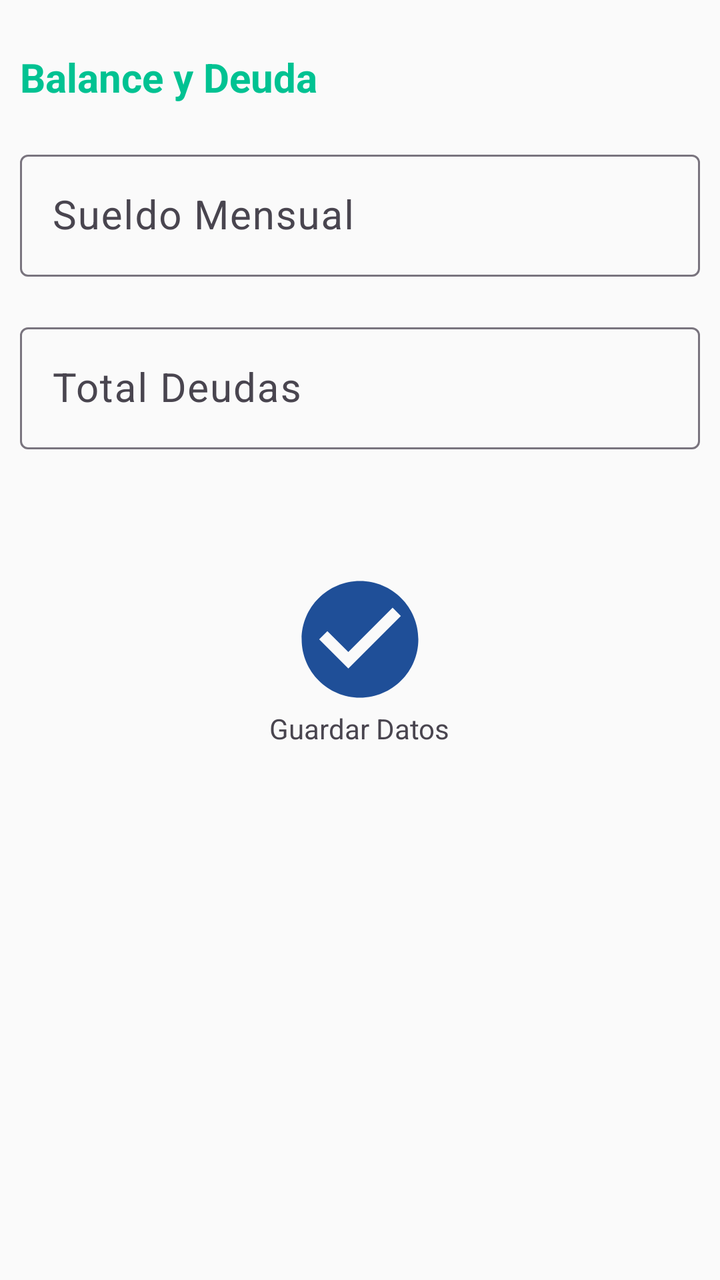
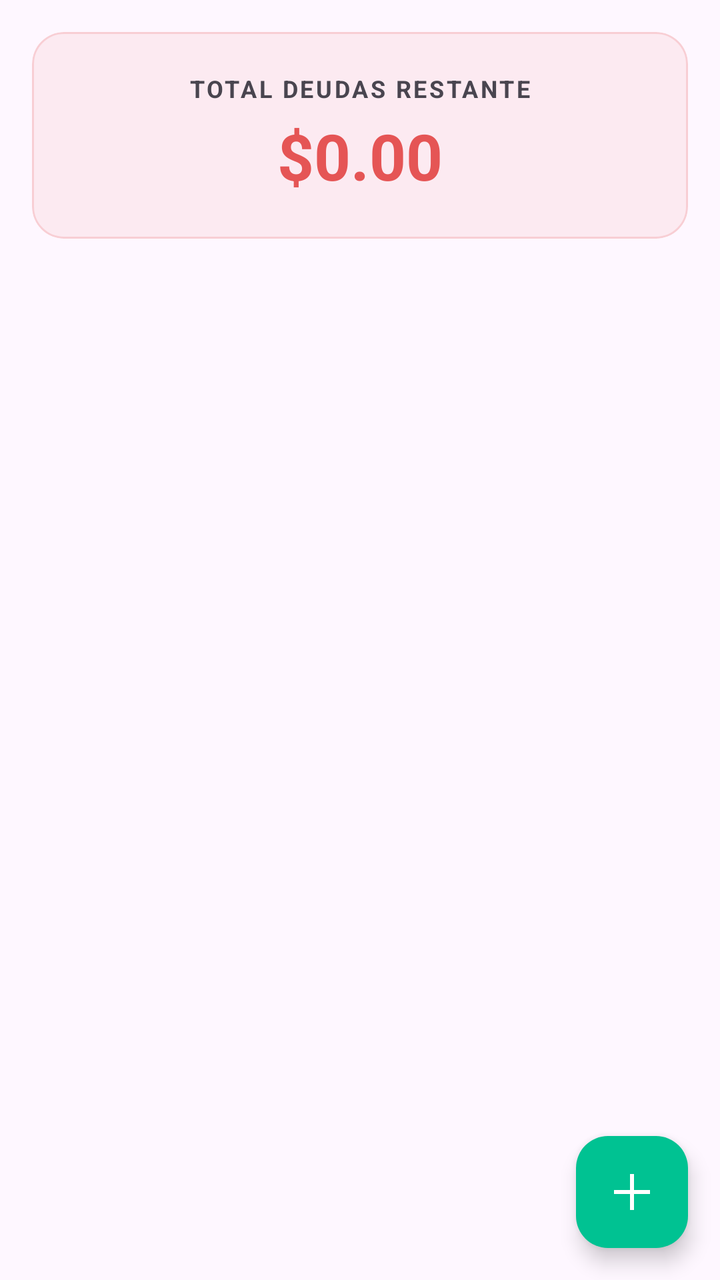

An Android layout rendered at two revisions. The XML below is the earlier revision; the diff shows what the commit changed to produce the second picture.
<!-- AndroidManifest.xml: application theme Theme.MyLittleFinanControl -->
<!-- res/layout/fragment_balance.xml -->
<?xml version="1.0" encoding="utf-8"?>
<RelativeLayout xmlns:android="http://schemas.android.com/apk/res/android"
    xmlns:tools="http://schemas.android.com/tools"
    android:layout_width="match_parent"
    android:layout_height="match_parent"
    android:id="@+id/main"
    android:fitsSystemWindows="true"
    tools:context=".Fragmentos.FragmentBalance">

    <TextView
        android:id="@+id/txtbalanceDeuda"
        android:text="@string/txtbalanceDeuda"
        android:textStyle="bold"
        android:layout_width="wrap_content"
        android:layout_height="wrap_content"
        android:layout_alignParentTop="true"
        android:layout_marginTop="15dp"
        android:textColor="@color/btn_primary"
        android:textSize="20sp"
        android:padding="10dp"/>

    <com.google.android.material.textfield.TextInputLayout
        android:id="@+id/TILSueldoMensual"
        android:layout_width="match_parent"
        android:layout_height="wrap_content"
        android:layout_below="@+id/txtbalanceDeuda"
        android:padding="10dp">

        <EditText
            android:id="@+id/etSueldoMensual"
            android:maxLines="1"
            android:textSize="20sp"
            android:hint="@string/etSueldoMensual"
            android:layout_width="match_parent"
            android:layout_height="wrap_content"
            />
    </com.google.android.material.textfield.TextInputLayout>

    <com.google.android.material.textfield.TextInputLayout
        android:layout_width="match_parent"
        android:layout_height="wrap_content"
        android:id="@+id/TILValor"
        android:layout_below="@+id/TILSueldoMensual"
        android:padding="10dp">

        <EditText
            android:id="@+id/etDeudas"
            android:hint="@string/etDeudas"
            android:textSize="20sp"
            android:layout_width="match_parent"
            android:maxLines="1"
            android:layout_height="wrap_content"/>

        <ImageView
            android:id="@+id/iv_guardar_informacion"
            android:src="@drawable/ic_check"
            android:layout_alignParentBottom="true"
            android:layout_gravity="center"
            android:layout_marginTop="60dp"
            android:layout_centerInParent="true"
            android:layout_width="70dp"
            android:layout_height="70dp"/>

        <TextView
            android:layout_width="wrap_content"
            android:layout_height="wrap_content"
            android:layout_gravity="center"
            android:layout_below="@id/iv_guardar_informacion"
            android:text="@string/txtGuardarBalanceDeuda"/>
    </com.google.android.material.textfield.TextInputLayout>

</RelativeLayout>
<!-- resources referenced by this layout -->
<resources>
  <color name="btn_primary">#00C292</color>
  <!-- drawable ic_check (drawable) -->
  <vector xmlns:android="http://schemas.android.com/apk/res/android" android:autoMirrored="true" android:height="24dp" android:tint="#1F4F98" android:viewportHeight="24" android:viewportWidth="24" android:width="24dp">
        
      <path android:fillColor="@android:color/white" android:pathData="M12,2C6.48,2 2,6.48 2,12s4.48,10 10,10 10,-4.48 10,-10S17.52,2 12,2zM10,17l-5,-5 1.41,-1.41L10,14.17l7.59,-7.59L19,8l-9,9z"/>
      
  </vector>
  <string name="etDeudas">Total Deudas</string>
  <string name="etSueldoMensual">Sueldo Mensual</string>
  <string name="txtGuardarBalanceDeuda">Guardar Datos</string>
  <string name="txtbalanceDeuda">Balance y Deuda</string>
  <style name="Theme.MyLittleFinanControl" parent="Base.Theme.MyLittleFinanControl" />
  <style name="Base.Theme.MyLittleFinanControl" parent="Theme.Material3.DayNight.NoActionBar">
          
          <item name="colorPrimary">@color/primary</item>
          <item name="colorOnPrimary">@color/white</item>
          <item name="colorSecondary">@color/secondary</item>
          <item name="colorOnSecondary">@color/white</item>
          
          
          <item name="android:windowBackground">@color/background_light</item>
          <item name="colorSurface">@color/background_light</item>
          
          
          <item name="colorError">@color/accent_alerta</item>
          
          
          <item name="android:statusBarColor">@color/background_light</item>
          <item name="android:windowLightStatusBar">true</item>
      </style>
  <color name="primary">#00C292</color>
  <color name="white">#FFFFFFFF</color>
  <color name="secondary">#3A4750</color>
  <color name="background_light">#FAFAFA</color>
  <color name="accent_alerta">#E55555</color>
</resources>

<!-- the commit's change to res/layout/fragment_balance.xml (unified diff, before → after) -->
@@ -1,72 +1,211 @@
 <?xml version="1.0" encoding="utf-8"?>
 <RelativeLayout xmlns:android="http://schemas.android.com/apk/res/android"
+    xmlns:app="http://schemas.android.com/apk/res-auto"
     xmlns:tools="http://schemas.android.com/tools"
     android:layout_width="match_parent"
     android:layout_height="match_parent"
-    android:id="@+id/main"
-    android:fitsSystemWindows="true"
+    android:background="?android:attr/colorBackground"
     tools:context=".Fragmentos.FragmentBalance">
 
-    <TextView
-        android:id="@+id/txtbalanceDeuda"
-        android:text="@string/txtbalanceDeuda"
-        android:textStyle="bold"
+    
+    <com.google.android.material.card.MaterialCardView
+        android:id="@+id/cv_total_deudas"
+        android:layout_width="match_parent"
+        android:layout_height="wrap_content"
+        android:layout_margin="16dp"
+        app:cardCornerRadius="16dp"
+        app:cardElevation="0dp"
+        app:cardBackgroundColor="#15E55555"
+        app:strokeWidth="1dp"
+        app:strokeColor="#30E55555">
+
+        <LinearLayout
+            android:layout_width="match_parent"
+            android:layout_height="wrap_content"
+            android:orientation="vertical"
+            android:padding="20dp"
+            android:gravity="center">
+
+            <TextView
+                android:layout_width="wrap_content"
+                android:layout_height="wrap_content"
+                android:text="TOTAL DEUDAS RESTANTE"
+                android:textSize="12sp"
+                android:letterSpacing="0.1"
+                android:textColor="?attr/colorOnSurfaceVariant"
+                android:textStyle="bold" />
+
+            <TextView
+                android:id="@+id/tv_total_deudas_monto"
+                android:layout_width="wrap_content"
+                android:layout_height="wrap_content"
+                android:text="$0.00"
+                android:textSize="32sp"
+                android:textColor="@color/accent_alerta"
+                android:textStyle="bold"
+                android:layout_marginTop="4dp"/>
+        </LinearLayout>
+    </com.google.android.material.card.MaterialCardView>
+
+    
+    <androidx.recyclerview.widget.RecyclerView
+        android:id="@+id/rv_deudas"
+        android:layout_width="match_parent"
+        android:layout_height="match_parent"
+        android:layout_below="@id/cv_total_deudas"
+        android:clipToPadding="false"
+        android:paddingBottom="80dp"
+        tools:listitem="@layout/item_deuda" />
+
+    
+    <com.google.android.material.floatingactionbutton.FloatingActionButton
+        android:id="@+id/fab_agregar_deuda"
         android:layout_width="wrap_content"
         android:layout_height="wrap_content"
-        android:layout_alignParentTop="true"
-        android:layout_marginTop="15dp"
-        android:textColor="@color/btn_primary"
-        android:textSize="20sp"
-        android:padding="10dp"/>
-
-    <com.google.android.material.textfield.TextInputLayout
-        android:id="@+id/TILSueldoMensual"
+        android:layout_alignParentEnd="true"
+        android:layout_alignParentBottom="true"
+        android:layout_margin="16dp"
+        android:src="@drawable/ic_add"
+        app:backgroundTint="@color/primary"
+        app:tint="@color/white"
+        android:contentDescription="@string/txt_agregar_deuda" />
+
+</RelativeLayout>
+<!-- res/layout/item_deuda.xml (included above) -->
+<?xml version="1.0" encoding="utf-8"?>
+<com.google.android.material.card.MaterialCardView xmlns:android="http://schemas.android.com/apk/res/android"
+    xmlns:app="http://schemas.android.com/apk/res-auto"
+    android:layout_width="match_parent"
+    android:layout_height="wrap_content"
+    android:layout_marginHorizontal="16dp"
+    android:layout_marginVertical="8dp"
+    app:cardCornerRadius="12dp"
+    app:cardElevation="2dp"
+    app:cardBackgroundColor="?attr/colorSurfaceVariant"
+    app:strokeWidth="0dp">
+
+    <LinearLayout
         android:layout_width="match_parent"
         android:layout_height="wrap_content"
-        android:layout_below="@+id/txtbalanceDeuda"
-        android:padding="10dp">
-
-        <EditText
-            android:id="@+id/etSueldoMensual"
-            android:maxLines="1"
-            android:textSize="20sp"
-            android:hint="@string/etSueldoMensual"
-            android:layout_width="match_parent"
-            android:layout_height="wrap_content"
-            />
-    </com.google.android.material.textfield.TextInputLayout>
-
-    <com.google.android.material.textfield.TextInputLayout
-        android:layout_width="match_parent"
-        android:layout_height="wrap_content"
-        android:id="@+id/TILValor"
-        android:layout_below="@+id/TILSueldoMensual"
-        android:padding="10dp">
-
-        <EditText
-            android:id="@+id/etDeudas"
-            android:hint="@string/etDeudas"
-            android:textSize="20sp"
-            android:layout_width="match_parent"
-            android:maxLines="1"
-            android:layout_height="wrap_content"/>
-
-        <ImageView
-            android:id="@+id/iv_guardar_informacion"
-            android:src="@drawable/ic_check"
-            android:layout_alignParentBottom="true"
-            android:layout_gravity="center"
-            android:layout_marginTop="60dp"
-            android:layout_centerInParent="true"
-            android:layout_width="70dp"
-            android:layout_height="70dp"/>
+        android:orientation="vertical"
+        android:padding="16dp">
+
+        <RelativeLayout
+            android:layout_width="match_parent"
+            android:layout_height="wrap_content">
+
+            <ImageView
+                android:id="@+id/iv_icono_deuda"
+                android:layout_width="32dp"
+                android:layout_height="32dp"
+                android:src="@drawable/ic_deuda"
+                app:tint="@color/primary" />
+
+            <LinearLayout
+                android:layout_width="wrap_content"
+                android:layout_height="wrap_content"
+                android:layout_toEndOf="@id/iv_icono_deuda"
+                android:layout_toStartOf="@+id/tv_valor_restante_top"
+                android:layout_marginStart="12dp"
+                android:orientation="vertical">
+
+                <TextView
+                    android:id="@+id/tv_concepto"
+                    android:layout_width="wrap_content"
+                    android:layout_height="wrap_content"
+                    android:text="CONCEPTO"
+                    android:textAllCaps="true"
+                    android:textSize="16sp"
+                    android:textStyle="bold"
+                    android:textColor="?attr/colorOnSurface" />
+
+                <TextView
+                    android:id="@+id/tv_tipo"
+                    android:layout_width="wrap_content"
+                    android:layout_height="wrap_content"
+                    android:text="Tarjeta de Crédito"
+                    android:textSize="13sp"
+                    android:textColor="@color/secondary" />
+            </LinearLayout>
+
+            <TextView
+                android:id="@+id/tv_valor_restante_top"
+                android:layout_width="wrap_content"
+                android:layout_height="wrap_content"
+                android:layout_alignParentEnd="true"
+                android:text="$0.00"
+                android:textSize="16sp"
+                android:textStyle="bold"
+                android:textColor="@color/primary" />
+        </RelativeLayout>
 
         <TextView
+            android:id="@+id/tv_descripcion"
+            android:layout_width="match_parent"
+            android:layout_height="wrap_content"
+            android:layout_marginTop="8dp"
+            android:text="Descripción de la deuda..."
+            android:textSize="14sp"
+            android:textColor="?attr/colorOnSurfaceVariant"
+            android:maxLines="2"
+            android:ellipsize="end" />
+
+        <ProgressBar
+            android:id="@+id/pb_deuda"
+            style="?android:attr/progressBarStyleHorizontal"
+            android:layout_width="match_parent"
+            android:layout_height="8dp"
+            android:layout_marginTop="12dp"
+            android:progress="50"
+            android:progressDrawable="@drawable/custom_progress_bar" />
+
+        <RelativeLayout
+            android:layout_width="match_parent"
+            android:layout_height="wrap_content"
+            android:layout_marginTop="4dp">
+
+            <TextView
+                android:id="@+id/tv_pagado_label"
+                android:layout_width="wrap_content"
+                android:layout_height="wrap_content"
+                android:text="Pagado: $0.00"
+                android:textSize="12sp"
+                android:textColor="@color/primary" />
+
+            <TextView
+                android:id="@+id/tv_restante_label"
+                android:layout_width="wrap_content"
+                android:layout_height="wrap_content"
+                android:layout_alignParentEnd="true"
+                android:text="Restante: $0.00"
+                android:textSize="12sp"
+                android:textColor="@color/accent_alerta" />
+        </RelativeLayout>
+
+        <LinearLayout
             android:layout_width="wrap_content"
             android:layout_height="wrap_content"
-            android:layout_gravity="center"
-            android:layout_below="@id/iv_guardar_informacion"
-            android:text="@string/txtGuardarBalanceDeuda"/>
-    </com.google.android.material.textfield.TextInputLayout>
-
-</RelativeLayout>
+            android:layout_gravity="end"
+            android:layout_marginTop="12dp"
+            android:orientation="horizontal">
+
+            <ImageView
+                android:id="@+id/iv_editar"
+                android:layout_width="28dp"
+                android:layout_height="28dp"
+                android:padding="4dp"
+                android:src="@drawable/ic_edit"
+                app:tint="@color/secondary"
+                android:layout_marginEnd="12dp" />
+
+            <ImageView
+                android:id="@+id/iv_eliminar"
+                android:layout_width="28dp"
+                android:layout_height="28dp"
+                android:padding="4dp"
+                android:src="@drawable/ic_delete"
+                app:tint="@color/accent_alerta" />
+        </LinearLayout>
+
+    </LinearLayout>
+</com.google.android.material.card.MaterialCardView>
<!-- resource entries referenced after the edit -->
@@ -1,16 +1,5 @@
 <!-- resources referenced by this layout -->
 <resources>
-  <color name="btn_primary">#00C292</color>
-  <!-- drawable ic_check (drawable) -->
-  <vector xmlns:android="http://schemas.android.com/apk/res/android" android:autoMirrored="true" android:height="24dp" android:tint="#1F4F98" android:viewportHeight="24" android:viewportWidth="24" android:width="24dp">
-        
-      <path android:fillColor="@android:color/white" android:pathData="M12,2C6.48,2 2,6.48 2,12s4.48,10 10,10 10,-4.48 10,-10S17.52,2 12,2zM10,17l-5,-5 1.41,-1.41L10,14.17l7.59,-7.59L19,8l-9,9z"/>
-      
-  </vector>
-  <string name="etDeudas">Total Deudas</string>
-  <string name="etSueldoMensual">Sueldo Mensual</string>
-  <string name="txtGuardarBalanceDeuda">Guardar Datos</string>
-  <string name="txtbalanceDeuda">Balance y Deuda</string>
   <style name="Theme.MyLittleFinanControl" parent="Base.Theme.MyLittleFinanControl" />
   <style name="Base.Theme.MyLittleFinanControl" parent="Theme.Material3.DayNight.NoActionBar">
           
@@ -32,6 +21,53 @@
       </style>
   <color name="primary">#00C292</color>
   <color name="white">#FFFFFFFF</color>
+  <!-- drawable custom_progress_bar (drawable) -->
+  <?xml version="1.0" encoding="utf-8"?>
+  <layer-list xmlns:android="http://schemas.android.com/apk/res/android">
+      <item android:id="@android:id/background">
+          <shape>
+              <corners android:radius="10dp" />
+              <solid android:color="#303A4750" />
+          </shape>
+      </item>
+      <item android:id="@android:id/progress">
+          <clip>
+              <shape>
+                  <corners android:radius="10dp" />
+                  <solid android:color="@color/primary" />
+              </shape>
+          </clip>
+      </item>
+  </layer-list>
+  <!-- drawable ic_add (drawable) -->
+  <vector xmlns:android="http://schemas.android.com/apk/res/android" android:autoMirrored="true" android:height="24dp" android:tint="#1F4F98" android:viewportHeight="960" android:viewportWidth="960" android:width="24dp">
+        
+      <path android:fillColor="@android:color/white" android:pathData="M440,840L440,520L120,520L120,440L440,440L440,120L520,120L520,440L840,440L840,520L520,520L520,840L440,840Z"/>
+      
+  </vector>
+  <!-- drawable ic_delete (drawable) -->
+  <vector xmlns:android="http://schemas.android.com/apk/res/android" android:autoMirrored="true" android:height="24dp" android:tint="#1F4F98" android:viewportHeight="24" android:viewportWidth="24" android:width="24dp">
+        
+      <path android:fillColor="@android:color/white" android:pathData="M6,19c0,1.1 0.9,2 2,2h8c1.1,0 2,-0.9 2,-2V7H6v12zM19,4h-3.5l-1,-1h-5l-1,1H5v2h14V4z"/>
+      
+  </vector>
+  <!-- drawable ic_deuda (drawable) -->
+  <vector xmlns:android="http://schemas.android.com/apk/res/android"
+      android:width="24dp"
+      android:height="24dp"
+      android:viewportWidth="24"
+      android:viewportHeight="24">
+      <path
+          android:fillColor="@color/primary"
+          android:pathData="M11.8,2.1L3.9,5.1c-0.5,0.2 -0.9,0.8 -0.9,1.4v5.1c0,5.1 3.5,9.8 8.1,10.9c4.6,-1.1 8.1,-5.8 8.1,-10.9V6.5c0,-0.6 -0.4,-1.2 -0.9,-1.4l-7.9,-3c-0.2,-0.1 -0.4,-0.1 -0.6,0zM12,17c-1.1,0 -2,-0.9 -2,-2s0.9,-2 2,-2s2,0.9 2,2s-0.9,2 -2,2zM13,12h-2V7h2v5z"/>
+  </vector>
+  <!-- drawable ic_edit (drawable) -->
+  <vector xmlns:android="http://schemas.android.com/apk/res/android" android:autoMirrored="true" android:height="24dp" android:tint="#1F4F98" android:viewportHeight="24" android:viewportWidth="24" android:width="24dp">
+        
+      <path android:fillColor="@android:color/white" android:pathData="M3,17.25V21h3.75L17.81,9.94l-3.75,-3.75L3,17.25zM20.71,7.04c0.39,-0.39 0.39,-1.02 0,-1.41l-2.34,-2.34c-0.39,-0.39 -1.02,-0.39 -1.41,0l-1.83,1.83 3.75,3.75 1.83,-1.83z"/>
+      
+  </vector>
+  <string name="txt_agregar_deuda">Agregar Deuda</string>
   <color name="secondary">#3A4750</color>
   <color name="background_light">#FAFAFA</color>
   <color name="accent_alerta">#E55555</color>
